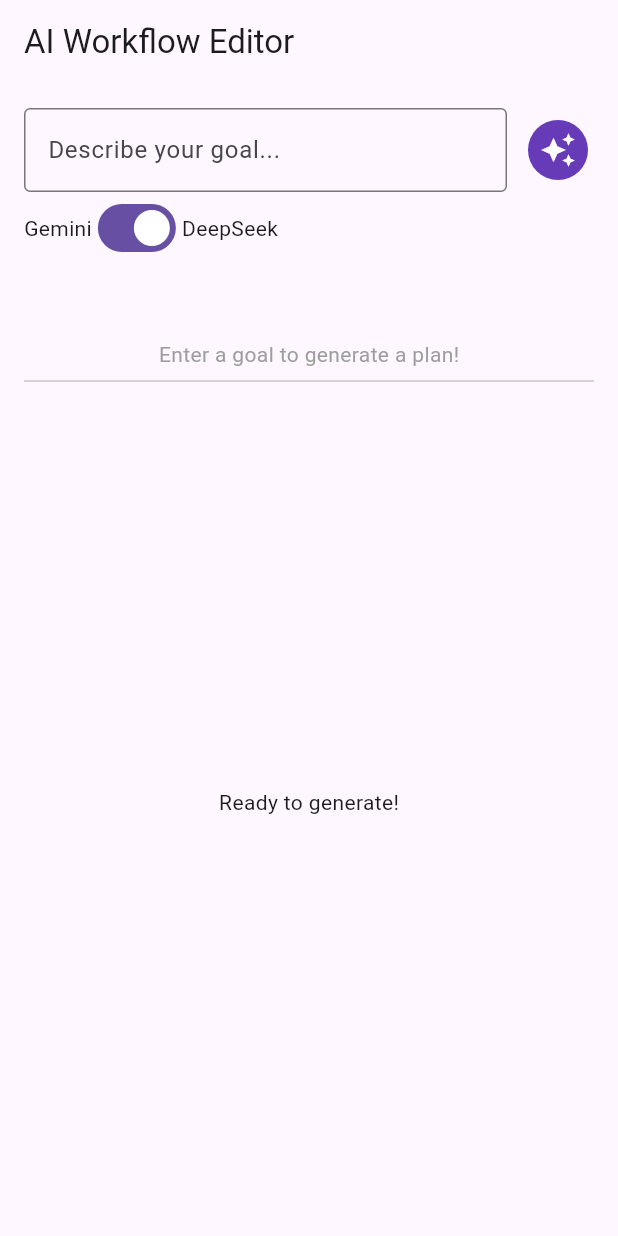
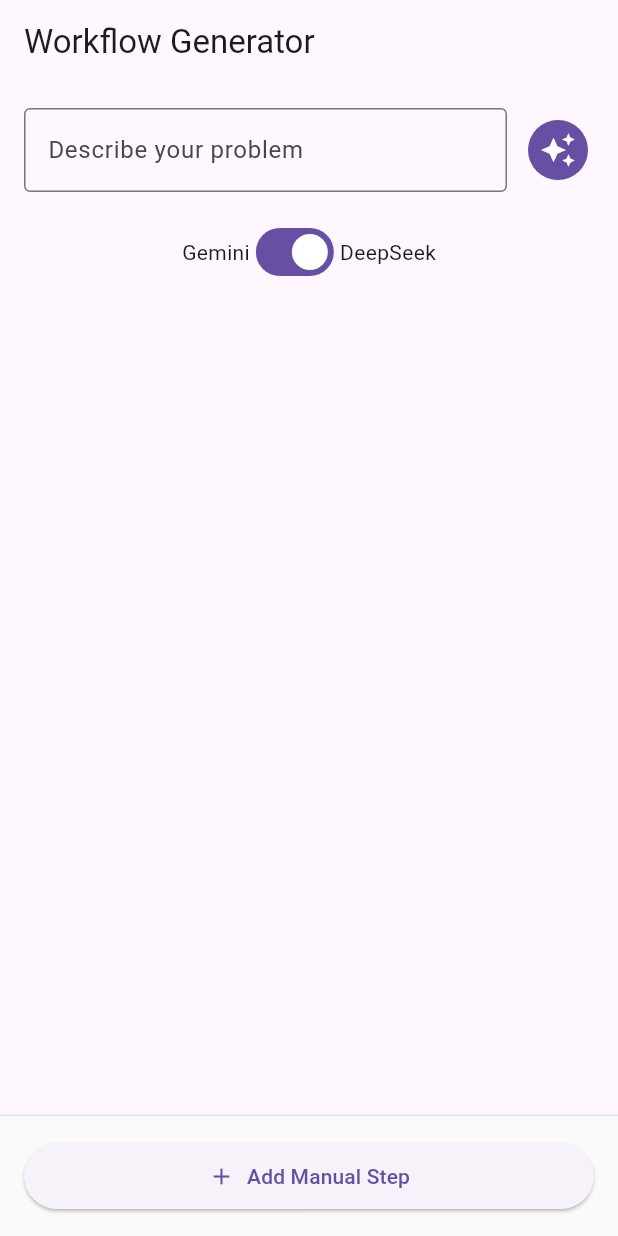
Before and after one commit to JaneGuoS/learning-helper-app, a Flutter app: the screen it shows after launch, on a phone screen of 412 x 824 dp. Run offline on Flutter 3.47's test engine with Material 3 defaults, Android fonts, the phone set to English and light mode, and no system bars.

Commit message:
Update main.dart

```diff
--- a/lib/main.dart
+++ b/lib/main.dart
@@ -1,4 +1,5 @@
 import 'dart:convert';
+import 'dart:ui';
 import 'package:flutter/material.dart';
 import 'package:http/http.dart' as http;
 import 'dart:math'; // Add this import at the top
@@ -54,6 +55,7 @@ class WorkflowGeneratorScreen extends StatefulWidget {
 }
 
 class _WorkflowGeneratorScreenState extends State<WorkflowGeneratorScreen> {
+    // 1. Create a ScrollController
   final ScrollController _listScrollController = ScrollController();
   final TextEditingController _promptController = TextEditingController();
   // ADD THIS variable to force-refresh the list
@@ -123,7 +125,7 @@ class _WorkflowGeneratorScreenState extends State<WorkflowGeneratorScreen> {
             headers: {"Content-Type": "application/json"},
             body: jsonEncode(requestBody),
           );
-          if (response != null && response.body != null && response.statusCode == 200) {
+          if (response != null && response.statusCode == 200) {
             usedModel = modelName;
             final data = jsonDecode(response.body);
             final String rawJsonText = data['candidates'][0]['content']['parts'][0]['text'];
@@ -315,30 +317,34 @@ String _extractJsonFromResponse(String response) {
   }
 
     @override
+  void dispose() {
+  _listScrollController.dispose();
+  _promptController.dispose();
+  super.dispose();
+  }
+
+  // Removed unused _handleSubmit method.
+
+  @override
   Widget build(BuildContext context) {
     return Scaffold(
-      appBar: AppBar(title: const Text("AI Workflow Editor")),
-      floatingActionButton: _steps.isNotEmpty
-          ? FloatingActionButton(
-              onPressed: () => _showStepDialog(),
-              backgroundColor: Colors.deepPurple,
-              child: const Icon(Icons.add, color: Colors.white),
-            )
-          : null,
-      body: Padding(
+      appBar: AppBar(title: const Text("Workflow Generator")),
+      body: Column(
+        children: [
+          // --- TOP SECTION: Input + Submit Button ---
+          Padding(
             padding: const EdgeInsets.all(16.0),
-        child: Column(
-          children: [
-            // Input Area
-            Row(
+            child: Row(
               children: [
                 Expanded(
                   child: TextField(
                     controller: _promptController,
                     decoration: const InputDecoration(
-                      labelText: "Describe your goal...",
+                      labelText: "Describe your problem",
                       border: OutlineInputBorder(),
+                      hintText: "e.g., How to bake a cake",
                     ),
+                    onSubmitted: (_) => _generateWorkflow(),
                   ),
                 ),
                 const SizedBox(width: 10),
@@ -347,12 +353,15 @@ String _extractJsonFromResponse(String response) {
                   icon: _isLoading
                       ? const SizedBox(width: 20, height: 20, child: CircularProgressIndicator(color: Colors.white, strokeWidth: 2))
                       : const Icon(Icons.auto_awesome),
-                  style: IconButton.styleFrom(backgroundColor: Colors.deepPurple),
+                  tooltip: "Generate Plan",
                 ),
               ],
             ),
+          ),
+          // --- MIDDLE SECTION: Scrollable & Reorderable List ---
           // Backend toggle
           Row(
+            mainAxisAlignment: MainAxisAlignment.center,
             children: [
               const Text("Gemini"),
               Switch(
@@ -366,54 +375,71 @@ String _extractJsonFromResponse(String response) {
               const Text("DeepSeek"),
             ],
           ),
-            const SizedBox(height: 10),
-            if (_steps.isEmpty && !_isLoading)
-              const Padding(
-                padding: EdgeInsets.only(top: 40),
-                child: Text("Enter a goal to generate a plan!", style: TextStyle(color: Colors.grey)),
+          Expanded(
+            child: ScrollConfiguration(
+              behavior: ScrollConfiguration.of(context).copyWith(
+                scrollbars: false,
+                dragDevices: {PointerDeviceKind.touch, PointerDeviceKind.mouse},
               ),
-            const Divider(),
-            Expanded(
-              child: _steps.isEmpty
-                  ? const Center(child: Text("Ready to generate!"))
-                  : ReorderableListView.builder(
+              child: Scrollbar(
+                controller: _listScrollController,
+                thumbVisibility: true,
+                child: ReorderableListView.builder(
                   key: _listKey,
-                      padding: const EdgeInsets.fromLTRB(0, 10, 0, 80),
+                  scrollController: _listScrollController,
                   itemCount: _steps.length,
+                  padding: const EdgeInsets.only(bottom: 80),
                   onReorder: _onReorder,
                   itemBuilder: (context, index) {
                     final step = _steps[index];
                     return Card(
                       key: ValueKey(step.key),
-                          margin: const EdgeInsets.symmetric(vertical: 6, horizontal: 4),
-                          elevation: 2,
-                          shape: RoundedRectangleBorder(borderRadius: BorderRadius.circular(12)),
+                      margin: const EdgeInsets.symmetric(horizontal: 16, vertical: 8),
                       child: ListTile(
-                            contentPadding: const EdgeInsets.symmetric(horizontal: 16, vertical: 8),
-                            leading: ReorderableDragStartListener(
-                              index: index,
-                              child: const Icon(Icons.drag_handle, color: Colors.grey),
-                            ),
-                            title: Text(
-                              step.title,
-                              style: const TextStyle(fontWeight: FontWeight.bold, fontSize: 16),
-                            ),
-                            subtitle: Padding(
-                              padding: const EdgeInsets.only(top: 4),
-                              child: Text(step.description),
-                            ),
-                            onTap: () => _showStepDialog(step: step, index: index),
+                        title: Text(step.title),
+                        subtitle: Text(step.description),
+                        leading: CircleAvatar(child: Text("${index + 1}")),
                         trailing: IconButton(
                           icon: const Icon(Icons.delete_outline, color: Colors.redAccent),
                           onPressed: () => _deleteStep(index),
                         ),
+                        onTap: () => _showStepDialog(step: step, index: index),
                       ),
                     );
                   },
                 ),
               ),
+            ),
+          ),
+          // --- BOTTOM SECTION: Manual Add Button ---
+          Container(
+            padding: const EdgeInsets.all(16.0),
+            decoration: BoxDecoration(
+              color: Colors.grey[50],
+              border: Border(top: BorderSide(color: Colors.grey.shade300)),
+            ),
+            child: SizedBox(
+              width: double.infinity,
+              child: ElevatedButton.icon(
+                onPressed: () {
+                  setState(() {
+                    _steps.add(WorkflowStep(title: "New Step", description: "Details..."));
+                  });
+                  WidgetsBinding.instance.addPostFrameCallback((_) {
+                    if (_listScrollController.hasClients) {
+                      _listScrollController.jumpTo(_listScrollController.position.maxScrollExtent);
+                    }
+                  });
+                },
+                icon: const Icon(Icons.add),
+                label: const Text("Add Manual Step"),
+                style: ElevatedButton.styleFrom(
+                  padding: const EdgeInsets.symmetric(vertical: 12),
+                ),
+              ),
+            ),
+          ),
         ],
-        ),
       ),
     );
   }
```
Lines whose indentation alone changed are shown as unchanged.
